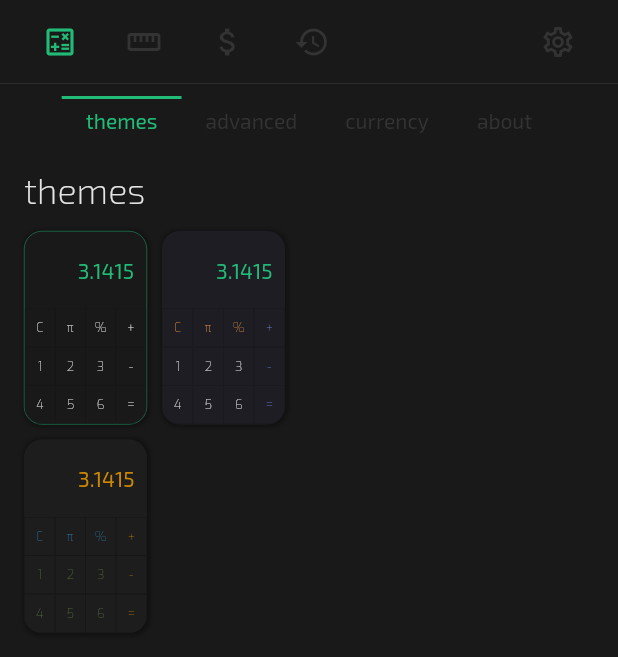
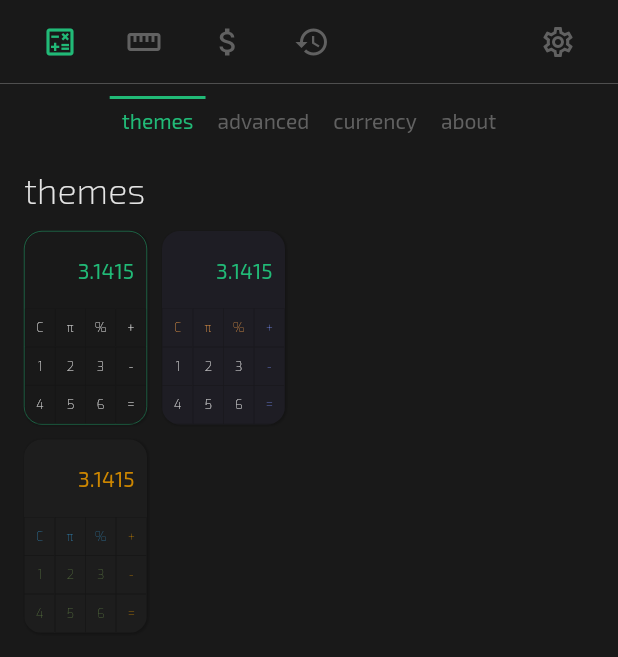
Before and after one commit to RafalSiuta/little_calc, a Flutter app: the screen it shows after launch, swiped to page 5, on a phone screen of 412 x 824 dp. Shown: the top 657 px of the screen. Run offline on Flutter 3.47's test engine with Material 3 defaults, Android fonts, the phone set to English and light mode, and no system bars; our stand-ins replace device_info_plus, google_fonts, shared_preferences.

Commit message:
1. update UI for mobile version, add switch page UI button to currencu tab bar options;2.update flags.json data with symbols and ISO_code position forr correct syntax;

```diff
--- a/lib/utils/styles/colors.dart
+++ b/lib/utils/styles/colors.dart
@@ -11,7 +11,7 @@ class AppDefaultColors {
   static const Color functionsText = Color(0xffe5e5e5);
   static const Color accent = Color(0xff21ba77);
   static const Color accent2 = Color(0xffb4e186);
-  static const Color unselected = Color(0xff333333);
+  static const Color unselected = Color(0xff616161);
   static const Color unselectedHover = Color(0xff5e5b5b);
   static const Color error = Color(0xffd7263d);
 }
@@ -26,7 +26,7 @@ class AppThemeOneColors {
   static const Color functionsText = Color(0xffffa64c);
   static const Color accent = Color(0xff21ba77);
   static const Color accent2 = Color(0xffb4e186);
-  static const Color unselected = Color(0xff333333);
+  static const Color unselected = Color(0xff616161);
   static const Color unselectedHover = Color(0xff5e5b5b);
   static const Color error = Color(0xffd7263d);
 }
@@ -41,7 +41,7 @@ class AppThemeTwoColors {
   static const Color functionsText = Color(0xff3395ce);
   static const Color accent = Color(0xffcc8600);
   static const Color accent2 = Color(0xff648645);
-  static const Color unselected = Color(0xff333333);
+  static const Color unselected = Color(0xff616161);
   static const Color unselectedHover = Color(0xff5e5b5b);
   static const Color error = Color(0xff97302d);
 }
--- a/lib/utils/styles/dimensions/dimensions.dart
+++ b/lib/utils/styles/dimensions/dimensions.dart
@@ -4,6 +4,7 @@ class AppDimens {
   static const double borderThickness = 0.3;
   static const double basePadding = 16;
   static const double paddingSmall = 8;
+  static const double smallItemSpacing = 5;
   static const double itemSpacing = 16;
   static const double mobileItemSpacing = 8;
   static const double keyHeight = 54;
--- a/lib/utils/styles/theme.dart
+++ b/lib/utils/styles/theme.dart
@@ -420,8 +420,8 @@ class CalcTheme extends ThemeExtension<CalcTheme> {
           BoxShadow(
             color: backgroundShadow,
             offset: const Offset(0.5, 0.5),
-            blurRadius: 2,
-            spreadRadius: 1,
+            blurRadius: 0.5,
+            spreadRadius: 0.5,
           ),
         ],
       );
@@ -469,7 +469,7 @@ class CalcTheme extends ThemeExtension<CalcTheme> {
     final displayMidTextStyle = GoogleFonts.exo2(
       color: accent,
       fontSize: AppFontSizes.displayMid(),
-      fontWeight: FontWeight.w100,
+      fontWeight: FontWeight.w200,
       height: 1,
       letterSpacing: 0,
     );
@@ -542,7 +542,7 @@ class CalcTheme extends ThemeExtension<CalcTheme> {
       cardBorderRadius: AppDimens.cornerMedium,
       windowBorderRadius: 16,
       menuIndicatorHeight: 2,
-      backgroundShadow: const Color(0x59000000),
+      backgroundShadow: const Color(0x33000000),
       settingsTitleTextStyle: GoogleFonts.exo2(
         color: text,
         fontSize: 24,
--- a/lib/widgets/nav/calc_tab_bar/calc_tab_bar.dart
+++ b/lib/widgets/nav/calc_tab_bar/calc_tab_bar.dart
@@ -6,9 +6,11 @@ class CalcTabBar extends StatelessWidget implements PreferredSizeWidget {
   const CalcTabBar({
     Key? key,
     required this.tabs,
+    this.trailing,
   }) : super(key: key);
 
   final List<String> tabs;
+  final Widget? trailing;
 
   @override
   Size get preferredSize => const Size.fromHeight(34);
@@ -20,12 +22,17 @@ class CalcTabBar extends StatelessWidget implements PreferredSizeWidget {
     return SizedBox(
       height: preferredSize.height,
       width: double.infinity,
+      child: Padding(
+        padding: EdgeInsets.symmetric(horizontal: calcTheme.basePadding),
+        child: Row(
+          children: [
+            Expanded(
               child: Center(
                 child: TabBar(
                   isScrollable: true,
                   tabAlignment: TabAlignment.center,
                   labelPadding: EdgeInsets.symmetric(
-            horizontal: calcTheme.itemSpacing,
+                    horizontal: calcTheme.paddingSmall,
                   ),
                   indicator: _TopTabIndicator(
                     color: calcTheme.accent,
@@ -48,6 +55,14 @@ class CalcTabBar extends StatelessWidget implements PreferredSizeWidget {
                           overflow: TextOverflow.ellipsis,
                         ),
                       ),
+                  ],
+                ),
+              ),
+            ),
+            if (trailing != null) ...[
+              SizedBox(width: calcTheme.itemSpacing),
+              trailing!,
+            ],
           ],
         ),
       ),
```
Also changed, not shown: lib/providers/window_layout_provider.dart (+8 -0 lines), lib/screens/currency_page/currency_page.dart (+96 -87 lines), lib/widgets/cards/currency_card.dart (+15 -8 lines), lib/widgets/displays/date_header.dart (added, +77 -0 lines). Lines whose indentation alone changed are shown as unchanged.
